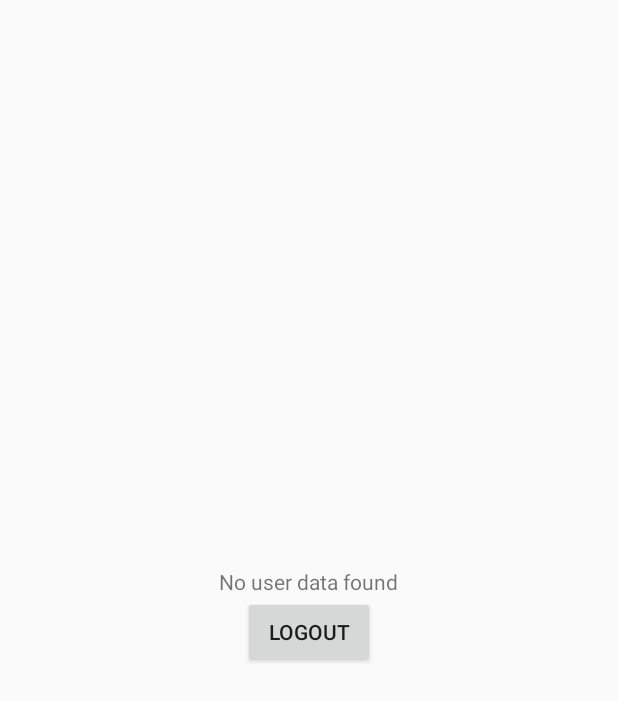
After one commit to Mila-Slavkovska/MPIP-Project, an Android app built with Jetpack Compose: the UserProfileActivity screen opened directly, with no data from a screen before it, on a phone screen of 412 x 824 dp. The commit adds this screen. Shown: the top 701 px of the screen. Run offline under Robolectric (Android 15) with nearby library versions, the light colour scheme and no system bars; our stand-ins replace Firebase (no records; nobody signed in at launch, a user with empty details on screens opened directly).

Commit message:
Add User Profile, fix Firebase Realtime DB bug

```diff
--- a/app/build.gradle.kts
+++ b/app/build.gradle.kts
@@ -55,6 +55,7 @@ dependencies {
     implementation(libs.material)
     implementation(libs.androidx.activity)
     implementation(libs.androidx.constraintlayout)
+    implementation(libs.firebase.database)
     testImplementation(libs.junit)
     androidTestImplementation(libs.androidx.junit)
     androidTestImplementation(libs.androidx.espresso.core)
--- a/app/src/main/java/com/example/mpip/LoginActivity.kt
+++ b/app/src/main/java/com/example/mpip/LoginActivity.kt
@@ -5,7 +5,6 @@ import android.os.Bundle
 import android.text.TextUtils
 import android.util.Log
 import android.widget.Button
-import android.widget.ProgressBar
 import android.widget.TextView
 import android.widget.Toast
 import androidx.activity.enableEdgeToEdge
--- /dev/null
+++ b/app/src/main/java/com/example/mpip/UserProfileActivity.kt
@@ -0,0 +1,76 @@
+package com.example.mpip
+
+import android.annotation.SuppressLint
+import android.content.Intent
+import android.os.Bundle
+import android.widget.Button
+import android.widget.TextView
+import androidx.activity.enableEdgeToEdge
+import androidx.appcompat.app.AppCompatActivity
+import androidx.core.view.ViewCompat
+import androidx.core.view.WindowInsetsCompat
+import com.google.firebase.auth.FirebaseAuth
+import com.google.firebase.auth.FirebaseUser
+import com.google.firebase.database.DataSnapshot
+import com.google.firebase.database.DatabaseError
+import com.google.firebase.database.FirebaseDatabase
+import com.google.firebase.database.ValueEventListener
+
+class UserProfileActivity : AppCompatActivity() {
+    private lateinit var auth: FirebaseAuth;
+    private var user: FirebaseUser? = null;
+
+    private fun goToLogin() {
+        val intent = Intent(applicationContext, LoginActivity::class.java);
+        startActivity(intent);
+        finish();
+    }
+
+    override fun onCreate(savedInstanceState: Bundle?) {
+        super.onCreate(savedInstanceState)
+        enableEdgeToEdge()
+        setContentView(R.layout.activity_user_profile)
+        ViewCompat.setOnApplyWindowInsetsListener(findViewById(R.id.main)) { v, insets ->
+            val systemBars = insets.getInsets(WindowInsetsCompat.Type.systemBars())
+            v.setPadding(systemBars.left, systemBars.top, systemBars.right, systemBars.bottom)
+            insets
+        }
+
+        auth = FirebaseAuth.getInstance();
+        user = auth.currentUser;
+        val button: Button = findViewById(R.id.logout);
+        val textView: TextView = findViewById(R.id.user_details);
+
+        if(user == null){
+            goToLogin();
+        } else {
+            textView.text = user!!.email;
+            val database = FirebaseDatabase.getInstance("https://mpip-project-ea779-default-rtdb.europe-west1.firebasedatabase.app")
+            val userReference = database.getReference("users").child(user!!.uid)
+
+            userReference.addListenerForSingleValueEvent(object : ValueEventListener {
+                @SuppressLint("SetTextI18n")
+                override fun onDataChange(snapshot: DataSnapshot) {
+                    if (snapshot.exists()) {
+                        val username = snapshot.child("username").getValue(String::class.java) ?: "N/A"
+                        val email = snapshot.child("email").getValue(String::class.java) ?: "N/A"
+
+                        textView.text = "Username: $username\nEmail: $email"
+                    } else {
+                        textView.text = "No user data found"
+                    }
+                }
+
+                @SuppressLint("SetTextI18n")
+                override fun onCancelled(error: DatabaseError) {
+                    textView.text = "Failed to load user data: ${error.message}"
+                }
+            })
+
+            button.setOnClickListener {
+                FirebaseAuth.getInstance().signOut();
+                goToLogin();
+            }
+        }
+    }
+}
--- /dev/null
+++ b/app/src/main/res/drawable/baseline_email_24.xml
@@ -0,0 +1,5 @@
+<vector xmlns:android="http://schemas.android.com/apk/res/android" android:height="24dp" android:tint="#8753CE" android:viewportHeight="24" android:viewportWidth="24" android:width="24dp">
+
+    <path android:fillColor="@android:color/white" android:pathData="M20,4L4,4c-1.1,0 -1.99,0.9 -1.99,2L2,18c0,1.1 0.9,2 2,2h16c1.1,0 2,-0.9 2,-2L22,6c0,-1.1 -0.9,-2 -2,-2zM20,8l-8,5 -8,-5L4,6l8,5 8,-5v2z"/>
+
+</vector>
--- /dev/null
+++ b/app/src/main/res/drawable/baseline_face_24.xml
@@ -0,0 +1,5 @@
+<vector xmlns:android="http://schemas.android.com/apk/res/android" android:height="64dp" android:tint="#8753CE" android:viewportHeight="24" android:viewportWidth="24" android:width="64dp">
+
+    <path android:fillColor="@android:color/white" android:pathData="M9,11.75c-0.69,0 -1.25,0.56 -1.25,1.25s0.56,1.25 1.25,1.25 1.25,-0.56 1.25,-1.25 -0.56,-1.25 -1.25,-1.25zM15,11.75c-0.69,0 -1.25,0.56 -1.25,1.25s0.56,1.25 1.25,1.25 1.25,-0.56 1.25,-1.25 -0.56,-1.25 -1.25,-1.25zM12,2C6.48,2 2,6.48 2,12s4.48,10 10,10 10,-4.48 10,-10S17.52,2 12,2zM12,20c-4.41,0 -8,-3.59 -8,-8 0,-0.29 0.02,-0.58 0.05,-0.86 2.36,-1.05 4.23,-2.98 5.21,-5.37C11.07,8.33 14.05,10 17.42,10c0.78,0 1.53,-0.09 2.25,-0.26 0.21,0.71 0.33,1.47 0.33,2.26 0,4.41 -3.59,8 -8,8z"/>
+
+</vector>
--- a/app/src/main/res/layout/activity_login.xml
+++ b/app/src/main/res/layout/activity_login.xml
@@ -60,6 +60,8 @@
                     android:layout_width="match_parent"
                     android:layout_height="wrap_content"
                     android:minHeight="48dp"
+                    android:drawableStart="@drawable/android_lock"
+                    android:drawablePadding="8dp"
                     android:padding="12dp"/>
             </com.google.android.material.textfield.TextInputLayout>
 
--- /dev/null
+++ b/app/src/main/res/layout/activity_user_profile.xml
@@ -0,0 +1,24 @@
+<?xml version="1.0" encoding="utf-8"?>
+<LinearLayout xmlns:android="http://schemas.android.com/apk/res/android"
+    xmlns:app="http://schemas.android.com/apk/res-auto"
+    xmlns:tools="http://schemas.android.com/tools"
+    android:id="@+id/main"
+    android:orientation="vertical"
+    android:gravity="center"
+    android:layout_width="match_parent"
+    android:layout_height="match_parent"
+    tools:context=".UserProfileActivity">
+
+    <TextView
+        android:id="@+id/user_details"
+        android:text="@string/fetching_user_data"
+        android:layout_width="wrap_content"
+        android:layout_height="wrap_content"/>
+
+    <Button
+        android:id="@+id/logout"
+        android:text="@string/logout"
+        android:layout_width="wrap_content"
+        android:layout_height="wrap_content"/>
+
+</LinearLayout>
--- a/app/src/main/res/values/strings.xml
+++ b/app/src/main/res/values/strings.xml
@@ -8,4 +8,7 @@
     <string name="click_to_login">Already a user? Login.</string>
     <string name="click_to_register">Click to register</string>
     <string name="logout">Logout</string>
+    <string name="username">Username</string>
+    <string name="fetching_user_data">Fetching user data...</string>
+    <string name="user_profile">User Profile</string>
 </resources>
```
Also changed, not shown: app/src/main/AndroidManifest.xml (+6 -3 lines), app/src/main/java/com/example/mpip/MainActivity.kt (+6 -25 lines), app/src/main/java/com/example/mpip/RegisterActivity.kt (+35 -3 lines), app/src/main/java/com/example/mpip/domain/UserClass.kt (added, +7 -0 lines), app/src/main/res/drawable/android_lock.xml (added, +9 -0 lines), app/src/main/res/layout/activity_main.xml (+13 -17 lines), app/src/main/res/layout/activity_register.xml (+18 -1 lines), gradle/libs.versions.toml (+14 -0 lines), 1 other file.
